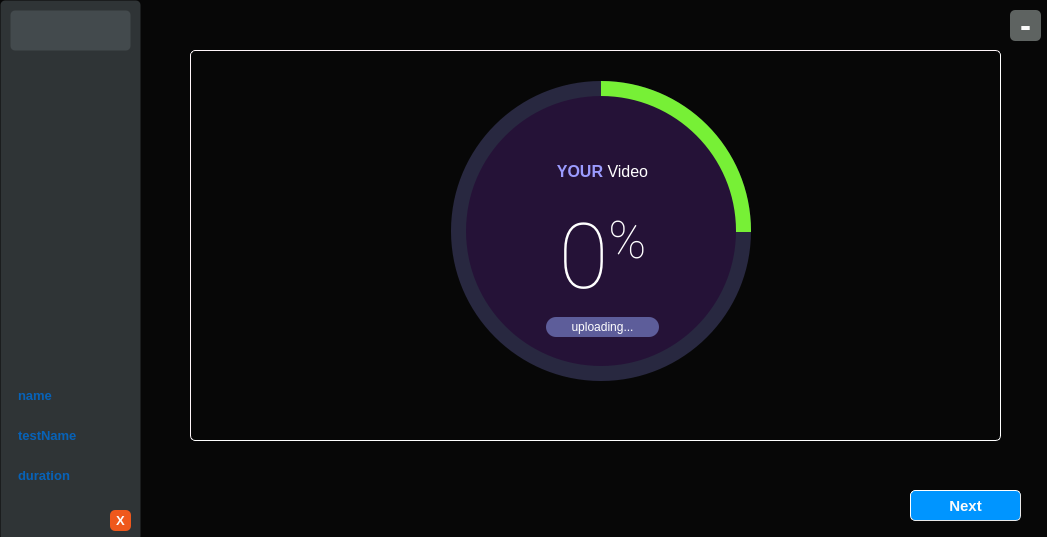
The window that src/main/python/progressUploading.ui (Ahmed-Dakrory/ProctoringApp) describes before a commit, drawn with Qt 5.
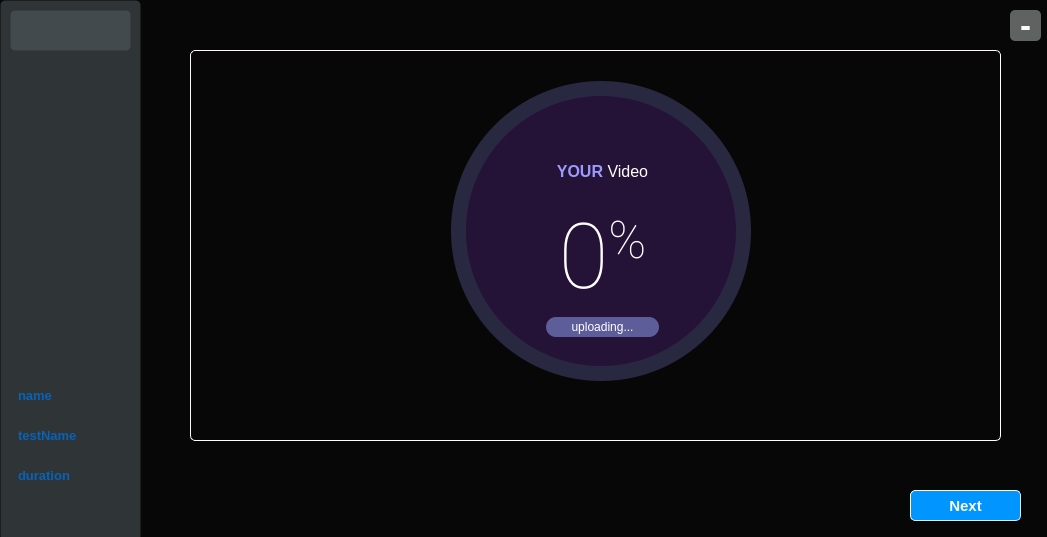
The same window after the commit. Icons and pictures are not drawn.

```diff
--- a/src/main/python/progressUploading.ui
+++ b/src/main/python/progressUploading.ui
@@ -106,7 +106,7 @@
        <property name="styleSheet">
         <string notr="true">QFrame{
 	border-radius: 150px;
-	background-color: qconicalgradient(cx:0.5, cy:0.5, angle:90, stop:0.749 rgba(255, 0, 127, 0), stop:0.750 rgb(119, 240, 54));
+	background-color: qconicalgradient(cx:0.5, cy:0.5, angle:90, stop:0.749 rgba(255, 0, 127, 0), stop:1.750 rgb(119, 240, 54));
 }</string>
        </property>
        <property name="frameShape">
@@ -312,38 +312,6 @@
     <property name="title">
      <string/>
     </property>
-    <widget class="QPushButton" name="exitButton">
-     <property name="geometry">
-      <rect>
-       <x>110</x>
-       <y>510</y>
-       <width>21</width>
-       <height>21</height>
-      </rect>
-     </property>
-     <property name="styleSheet">
-      <string notr="true">QPushButton{background-color:rgba(255, 91, 26, 235);
-        border-style: outset;
-        border-width:0;
-        border-radius: 5px;
-        border-color: #e8e8e8;
-        color: #fbfbfb;
-        font-size: 13px;
-        font-weight: 900;}
-        
-        QPushButton:hover{background-color:  rgb(94, 99, 97);
-        border-style: outset;
-        border-width: 0px;
-        border-radius: 5px;
-        border-color: #e8e8e8;
-        color: #565050;
-        font-size: 13px;
-        font-weight: 700;}</string>
-     </property>
-     <property name="text">
-      <string>X</string>
-     </property>
-    </widget>
     <widget class="QLabel" name="username">
      <property name="geometry">
       <rect>
```
